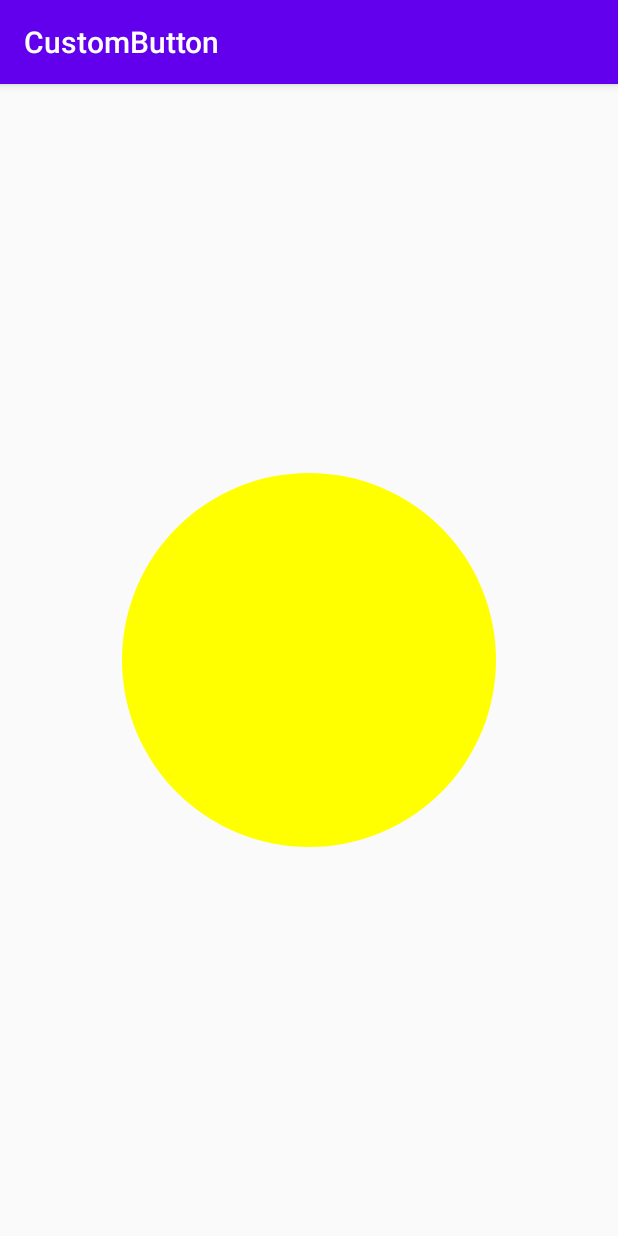
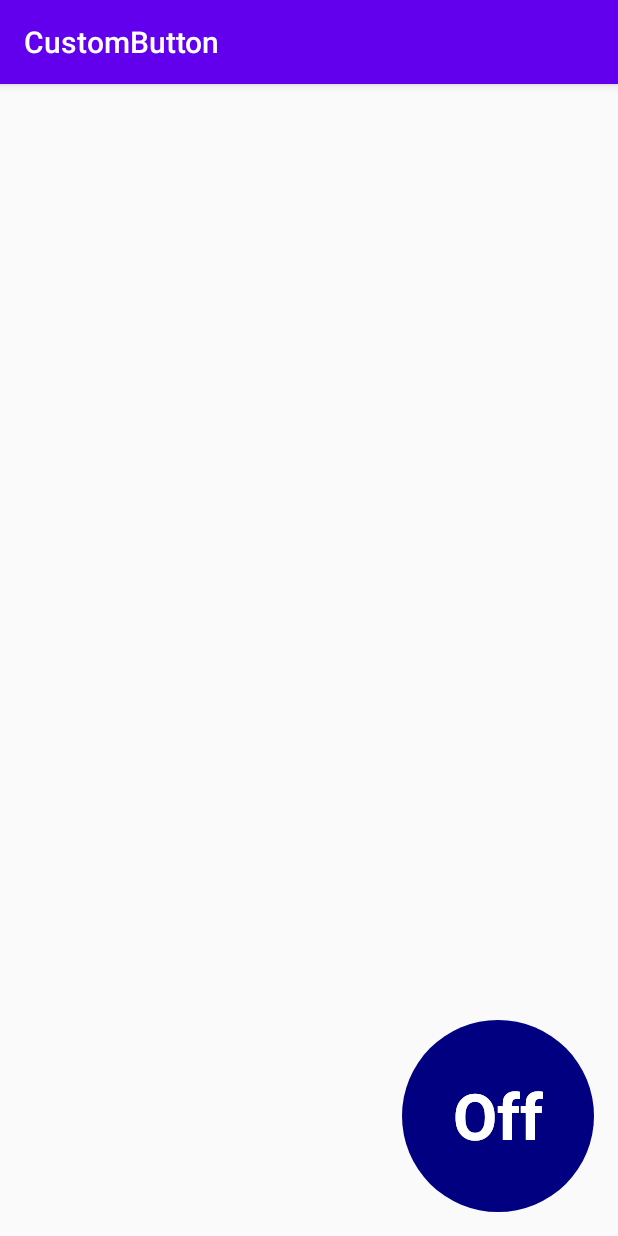
Before and after one commit to maydev99/CustomButton, an Android app: the AnotherActivity screen opened directly, with no data from a screen before it, on a phone screen of 412 x 824 dp. Run offline under Robolectric (Android 15) with nearby library versions, the phone set to English and light mode, and no system bars.

Commit message:
Finished AnotherCustom Button

```diff
--- a/app/build.gradle
+++ b/app/build.gradle
@@ -21,6 +21,15 @@ android {
             proguardFiles getDefaultProguardFile('proguard-android-optimize.txt'), 'proguard-rules.pro'
         }
     }
+
+    compileOptions {
+        sourceCompatibility JavaVersion.VERSION_1_8
+        targetCompatibility JavaVersion.VERSION_1_8
+    }
+
+    kotlinOptions {
+        jvmTarget = JavaVersion.VERSION_1_8.toString()
+    }
 }
 
 dependencies {
--- a/app/src/main/java/com/bombadu/custombutton/AnotherCustomView.kt
+++ b/app/src/main/java/com/bombadu/custombutton/AnotherCustomView.kt
@@ -7,7 +7,7 @@ import android.graphics.Paint
 import android.graphics.Typeface
 import android.util.AttributeSet
 import android.view.View
-import kotlin.math.min
+import androidx.core.content.withStyledAttributes
 
 private enum class ButtonState(val label: Int) {
     OFF(R.string.button_off),
@@ -24,39 +24,62 @@ class AnotherCustomView @JvmOverloads constructor(
     context: Context, attrs: AttributeSet? = null, defStyleAttr: Int = 0
 ) : View(context, attrs, defStyleAttr) {
 
-    private var textSize = 0.0f
+    private var buttonOffColor = 0
+    private var buttonOnColor = 0
+    private var buttonState = ButtonState.OFF
 
-    private val textPaint = Paint(Paint.ANTI_ALIAS_FLAG).apply {
+
+
+    private val paint = Paint(Paint.ANTI_ALIAS_FLAG).apply {
         style = Paint.Style.FILL
         textAlign = Paint.Align.CENTER
-        textSize = 35.0f
-        color = Color.RED
         typeface = Typeface.create("", Typeface.BOLD)
+
+
+
     }
 
-    private val buttonOnPaint = Paint(Paint.ANTI_ALIAS_FLAG).apply {
-        style = Paint.Style.FILL
-        color = Color.BLUE
-    }
-
-    private val buttonOffPaint = Paint(Paint.ANTI_ALIAS_FLAG).apply {
-        style = Paint.Style.FILL
-        color = Color.YELLOW
-    }
 
     init {
         isClickable = true
 
+        context.withStyledAttributes(attrs, R.styleable.CoolButtonView) {
+            buttonOffColor = getColor(R.styleable.CoolButtonView_buttonColor1, 0)
+            buttonOnColor = getColor(R.styleable.CoolButtonView_buttonColor2, 0)
+
+        }
+
     }
 
-    override fun onSizeChanged(w: Int, h: Int, oldw: Int, oldh: Int) {
-        textSize = (min(w,h) / 3.0).toFloat()
+    override fun performClick(): Boolean {
+        if (super.performClick()) return true
+        buttonState = buttonState.next()
+        contentDescription = resources.getString(buttonState.label)
+        invalidate()
+
+        return true
     }
 
     override fun onDraw(canvas: Canvas?) {
         super.onDraw(canvas)
 
-        canvas!!.drawCircle((width / 2).toFloat(), (height / 2).toFloat(), (width / 2).toFloat(), buttonOffPaint)
+        paint.color = when(buttonState) {
+
+            ButtonState.OFF -> buttonOffColor
+            ButtonState.ON -> buttonOnColor
+        }
+
+
+        //paint.setShadowLayer((width /2).toFloat(),(height / 2).toFloat(),12.0f,Color.DKGRAY)
+        canvas!!.drawCircle((width / 2).toFloat(), (height / 2).toFloat(), (width / 2).toFloat(), paint)
+
+        for (i in ButtonState.values()) {
+            val label = resources.getString(buttonState.label)
+            paint.color = Color.WHITE
+            paint.textSize = (width / 3).toFloat()
+            canvas.drawText(label, (width / 2).toFloat(), (height / 1.6).toFloat(), paint)
+        }
+
     }
 
 
--- a/app/src/main/res/layout/activity_another.xml
+++ b/app/src/main/res/layout/activity_another.xml
@@ -8,13 +8,13 @@
 
 
     <com.bombadu.custombutton.AnotherCustomView
-        android:layout_width="250dp"
-        android:layout_height="250dp"
+        android:layout_width="128dp"
+        android:layout_height="128dp"
+        android:layout_marginEnd="16dp"
+        android:layout_marginBottom="16dp"
+        app:buttonColor1="#000080"
+        app:buttonColor2="#800000"
         app:layout_constraintBottom_toBottomOf="parent"
-        app:layout_constraintEnd_toEndOf="parent"
-        app:layout_constraintStart_toStartOf="parent"
-        app:layout_constraintTop_toTopOf="parent"
-        app:buttonColor1="#000080"
-        app:buttonColor2="#FFFF00"/>
+        app:layout_constraintEnd_toEndOf="parent" />
 
 </androidx.constraintlayout.widget.ConstraintLayout>
--- a/app/src/main/res/values/strings.xml
+++ b/app/src/main/res/values/strings.xml
@@ -1,5 +1,6 @@
 <resources>
     <string name="app_name">CustomButton</string>
+    <string name="button_off">Off</string>
     <string name="button_on">On</string>
-    <string name="button_off">Off</string>
+
 </resources>
```
